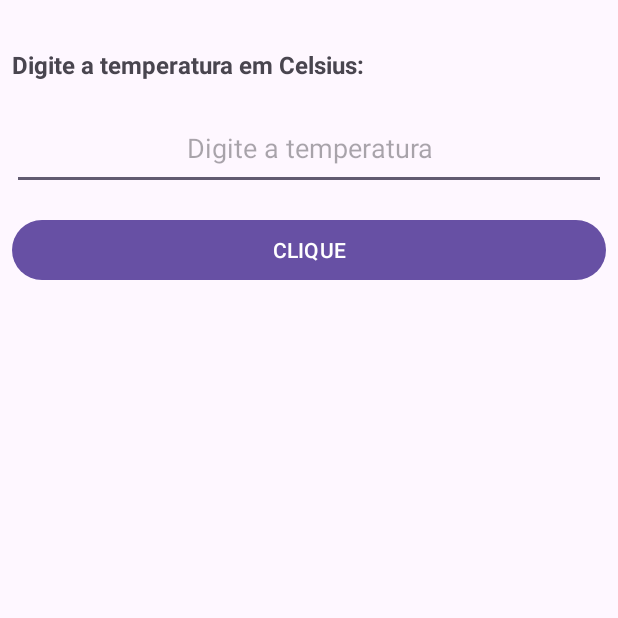
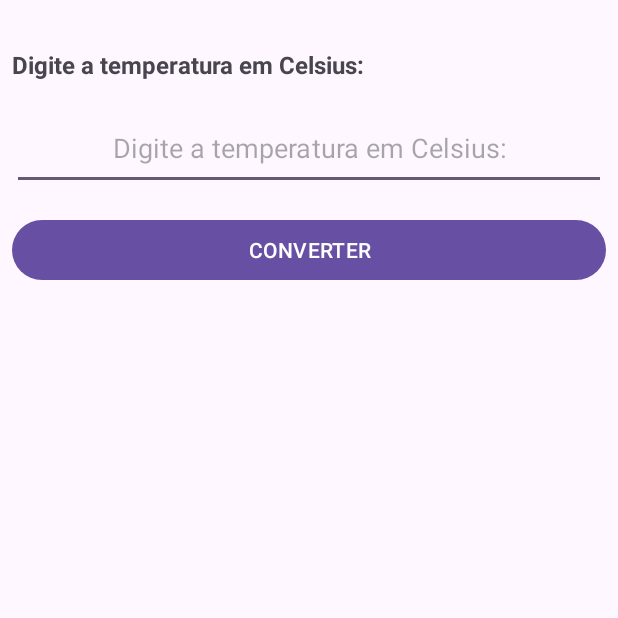
Before and after one commit to jpandolpho/arqdmo1_conversor_temperatura, an Android app: the screen it shows after launch (MainActivity), on a phone screen of 412 x 824 dp, the top half of it. Run offline under Robolectric (Android 15) with nearby library versions, the phone set to English and light mode, and no system bars.

Commit message:
Adição do uso do recurso de strings.

```diff
--- a/app/src/main/res/layout/activity_main.xml
+++ b/app/src/main/res/layout/activity_main.xml
@@ -13,7 +13,7 @@
         android:layout_width="match_parent"
         android:layout_height="wrap_content"
         android:layout_marginTop="24dp"
-        android:text="Digite a temperatura em Celsius:"
+        android:text="@string/message_input_celsius"
         android:textSize="16sp"
         android:textStyle="bold" />
 
@@ -23,7 +23,7 @@
         android:layout_height="wrap_content"
         android:layout_marginTop="16dp"
         android:layout_marginBottom="16dp"
-        android:hint="Digite a temperatura"
+        android:hint="@string/message_input_celsius"
         android:inputType="numberDecimal"
         android:padding="16dp"
         android:textAlignment="center" />
@@ -33,7 +33,7 @@
         android:layout_width="match_parent"
         android:layout_height="wrap_content"
         android:paddingVertical="8dp"
-        android:text="Clique"
+        android:text="@string/text_button"
         android:textAllCaps="true" />
 
     <TextView
--- a/app/src/main/res/values/strings.xml
+++ b/app/src/main/res/values/strings.xml
@@ -1,3 +1,5 @@
 <resources>
     <string name="app_name">Conversor de Temperatura</string>
+    <string name="message_input_celsius">Digite a temperatura em Celsius:</string>
+    <string name="text_button">Converter</string>
 </resources>
```
